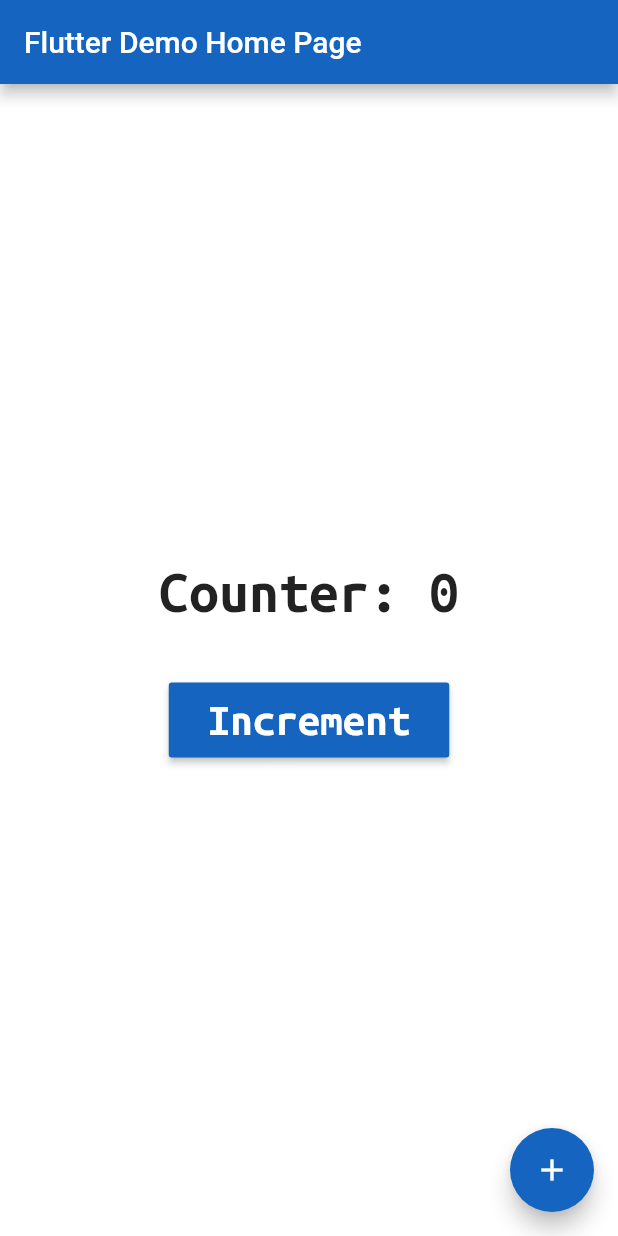
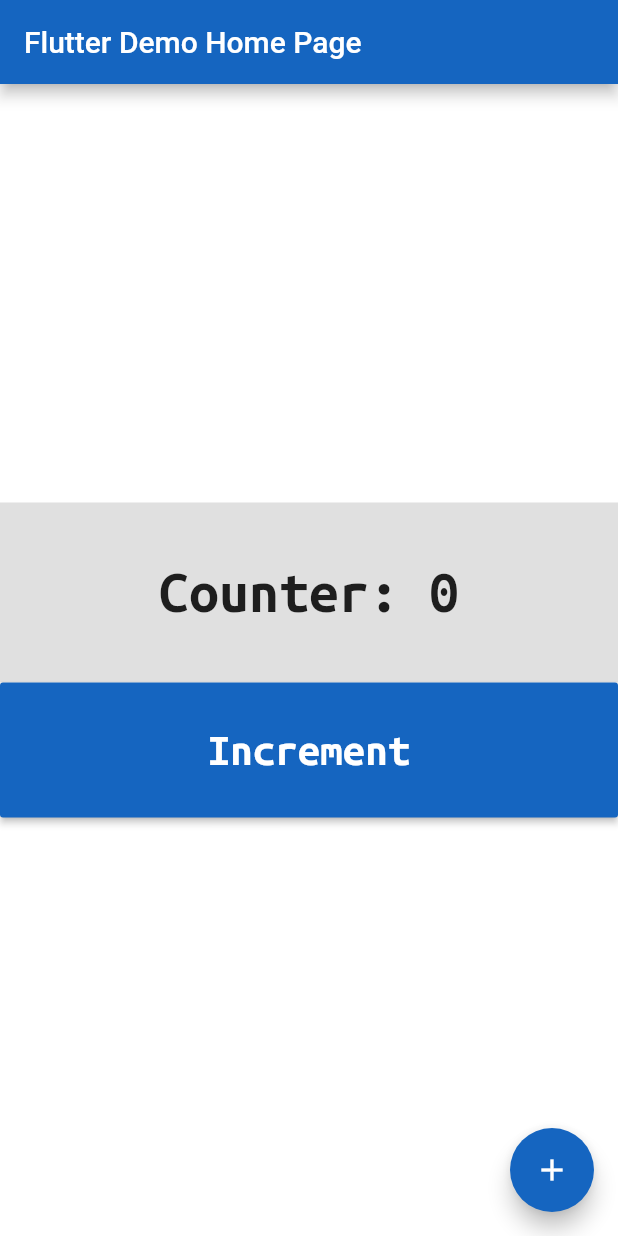
Before and after one commit to sajjadabd/flutter-hello-world, a Flutter app: the screen it shows after launch, on a phone screen of 412 x 824 dp. Run offline on Flutter 3.47's test engine with Material 2 defaults, Android fonts, the phone set to English and light mode, and no system bars.

```diff
--- a/lib/main.dart
+++ b/lib/main.dart
@@ -56,22 +56,38 @@ class _MyAppState extends State<MyApp> {
               mainAxisAlignment: MainAxisAlignment.center,
               children: <Widget>[
                 const SizedBox(height: 10),
-                Text(
+                Container(
+                  width : double.infinity,
+                  color : Colors.grey[300],
+                  child: Center(
+                    child: Padding(
+                      padding: const EdgeInsets.symmetric(
+                          horizontal: 20,
+                          vertical: 40,
+                      ),
+                      child: Text(
                         'Counter: $counter',
                         style : const TextStyle(
                           fontSize : 40,
                           fontFamily: 'UbuntuBold',
                         )
                       ),
-                const SizedBox(height: 40),
-                RaisedButton(
+                    ),
+                  ),
+                ),
+                // ignore: sized_box_for_whitespace
+                Container(
+                  width: double.infinity,
+                  child: RaisedButton(
                     color : Colors.blue[800],
                     onPressed: () {
                       incrementCounter();
                       showSnackBar(ctx);
                     },
                     child: const Padding(
-                    padding: EdgeInsets.all(10.0),
+                      padding: EdgeInsets.symmetric(
+                          vertical: 30,
+                      ),
                       child: Text(
                         'Increment',
                         style : TextStyle(
@@ -79,6 +95,7 @@ class _MyAppState extends State<MyApp> {
                           color : Colors.white,
                           fontFamily: 'UbuntuBold',
                         )
+                      ),
                     ),
                   ),
                 ),
```
Lines whose indentation alone changed are shown as unchanged.
